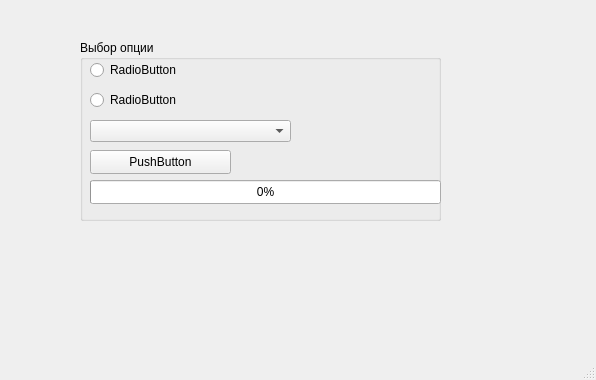
Charli7cat/origin, file widgetsQT/MyQtApp/mainwindow.ui: the form before one commit.
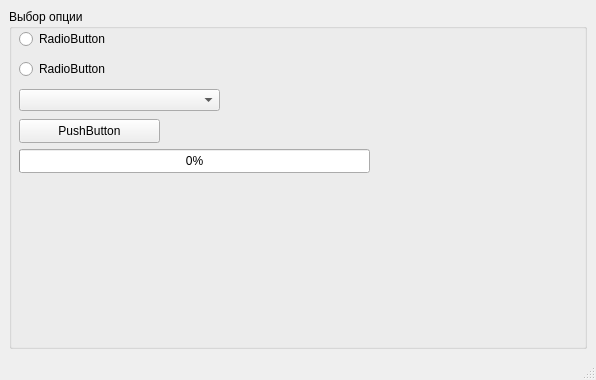
The form after the commit.

Commit message: QTВиджеты 2

Patch:
```diff
--- a/widgetsQT/MyQtApp/mainwindow.ui
+++ b/widgetsQT/MyQtApp/mainwindow.ui
@@ -14,15 +14,9 @@
    <string>MainWindow</string>
   </property>
   <widget class="QWidget" name="centralwidget">
+   <layout class="QGridLayout" name="gridLayout">
+    <item row="0" column="0">
    <widget class="QGroupBox" name="groupBox">
-    <property name="geometry">
-     <rect>
-      <x>80</x>
-      <y>40</y>
-      <width>361</width>
-      <height>181</height>
-     </rect>
-    </property>
     <property name="title">
      <string>Выбор опции</string>
     </property>
@@ -89,6 +83,8 @@
      </property>
     </widget>
    </widget>
+    </item>
+   </layout>
   </widget>
   <widget class="QMenuBar" name="menubar">
    <property name="geometry">
```
Lines whose indentation alone changed are shown as unchanged.
